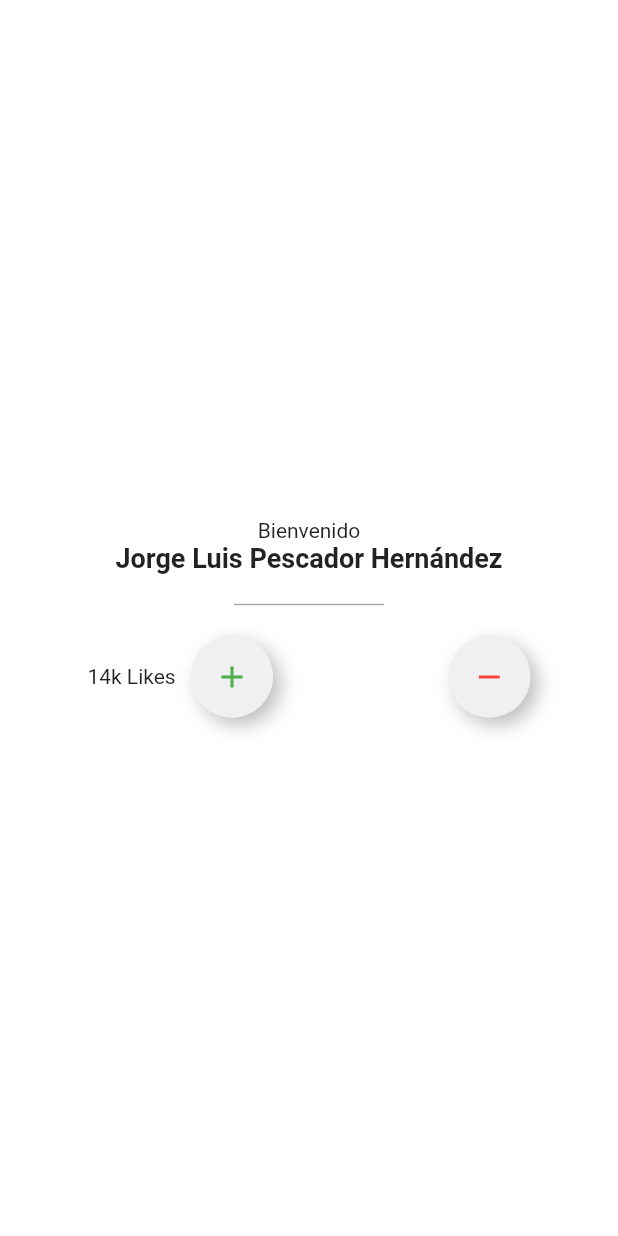
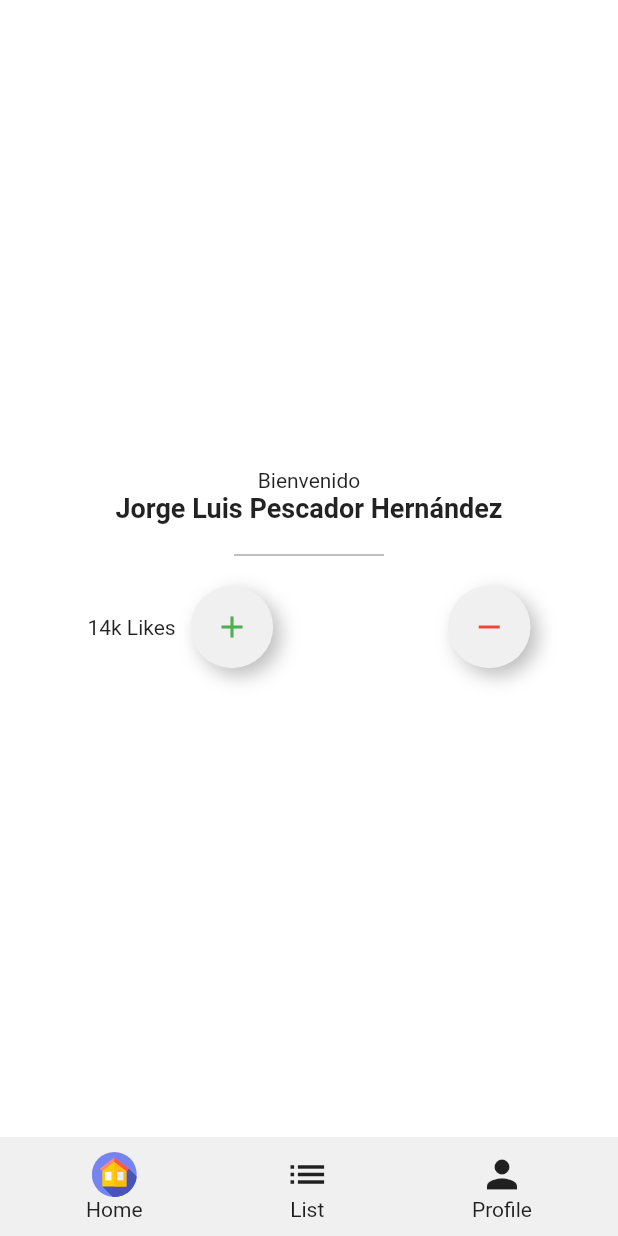
Before and after one commit to CL0UDH/my_flutter_app, a Flutter app: the screen it shows after launch, on a phone screen of 412 x 824 dp. Run offline on Flutter 3.47's test engine with Material 2 defaults, Android fonts, the phone set to English and light mode, and no system bars; our stand-ins replace flutter_svg.

Commit message:
trabajamos un bottom menu personalizado

```diff
--- a/lib/pages/home_page.dart
+++ b/lib/pages/home_page.dart
@@ -1,11 +1,14 @@
 import 'package:flutter/material.dart';
 import 'package:flutter/cupertino.dart';
+import 'package:my_flutter_app/widgets/bottom_menu.dart';
 import 'package:my_flutter_app/widgets/circle_container.dart';
 
 class HomePage extends StatelessWidget {
   @override
   Widget build(BuildContext context) {
     return Scaffold(
+      backgroundColor: Colors.white,
+      bottomNavigationBar: BottomMenu(),
       body: SafeArea(
         top: true,
         bottom: true,
@@ -65,4 +68,4 @@ class HomePage extends StatelessWidget {
   }
 }
 
-// TODO: Continuar en la seccion 2: 31. Bottom Menu parte 1
+// TODO: Continuar en la seccion 2: 31. Bottom Menu parte 1 minuto 8:44
--- /dev/null
+++ b/lib/widgets/bottom_menu.dart
@@ -0,0 +1,49 @@
+import 'package:flutter/material.dart';
+import 'package:flutter_svg/flutter_svg.dart';
+
+class BottomMenu extends StatelessWidget {
+  @override
+  Widget build(BuildContext context) {
+    return Container(
+      color: Color(0xfff0f0f0),
+      padding: EdgeInsets.all(10),
+      child: SafeArea(
+        child: Row(
+          mainAxisAlignment: MainAxisAlignment.spaceAround,
+          children: <Widget>[
+            Column(
+              mainAxisSize: MainAxisSize.min,
+              children: <Widget>[
+                SvgPicture.asset(
+                  'assets/icons/home.svg',
+                  width: 30,
+                ),
+                Text("Home")
+              ],
+            ),
+            Column(
+              mainAxisSize: MainAxisSize.min,
+              children: <Widget>[
+                Icon(
+                  Icons.list,
+                  size: 30,
+                ),
+                Text("List"),
+              ],
+            ),
+            Column(
+              mainAxisSize: MainAxisSize.min,
+              children: <Widget>[
+                Icon(
+                  Icons.person,
+                  size: 30,
+                ),
+                Text("Profile"),
+              ],
+            )
+          ],
+        ),
+      ),
+    );
+  }
+}
```
